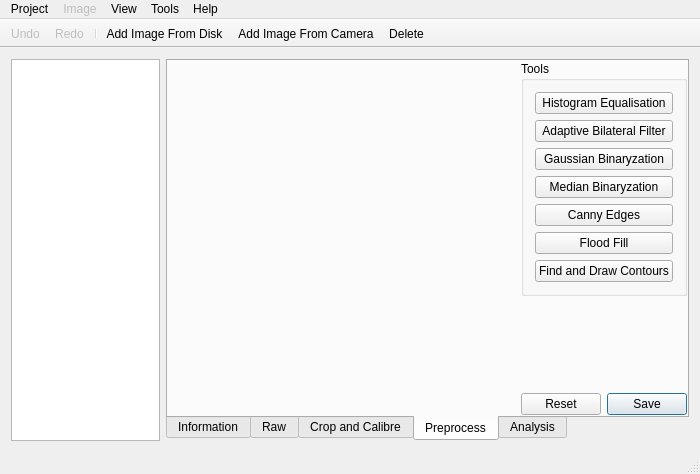
This is gui/mainwindow.ui in librehat/caiga as Qt 5 draws it before an edit. The edited form follows.
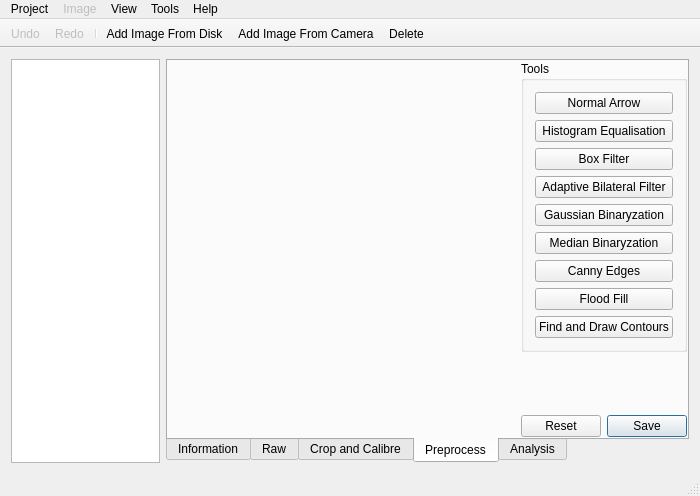
This is the edited form. The open tabs and pages were chosen to show the change. Icons and pictures are not drawn. Custom widgets are drawn as their Qt base class.

The edit to the form file:
```diff
--- a/gui/mainwindow.ui
+++ b/gui/mainwindow.ui
@@ -7,7 +7,7 @@
     <x>0</x>
     <y>0</y>
     <width>700</width>
-    <height>474</height>
+    <height>496</height>
    </rect>
   </property>
   <property name="sizePolicy">
@@ -255,7 +255,14 @@
           <property name="title">
            <string>Tools</string>
           </property>
-          <layout class="QVBoxLayout" name="verticalLayout_2">
+          <layout class="QVBoxLayout" name="verticalLayout">
+           <item>
+            <widget class="QPushButton" name="mouseBehaviourButton">
+             <property name="text">
+              <string>Normal Arrow</string>
+             </property>
+            </widget>
+           </item>
            <item>
             <widget class="QPushButton" name="histEqualiseButton">
              <property name="text">
@@ -263,6 +270,13 @@
              </property>
             </widget>
            </item>
+           <item>
+            <widget class="QPushButton" name="boxFilterButton">
+             <property name="text">
+              <string>Box Filter</string>
+             </property>
+            </widget>
+           </item>
            <item>
             <widget class="QPushButton" name="adaptiveBilateralFilter">
              <property name="text">
```
Left out of the diff: 2 changed lines with no effect on the pictures.
